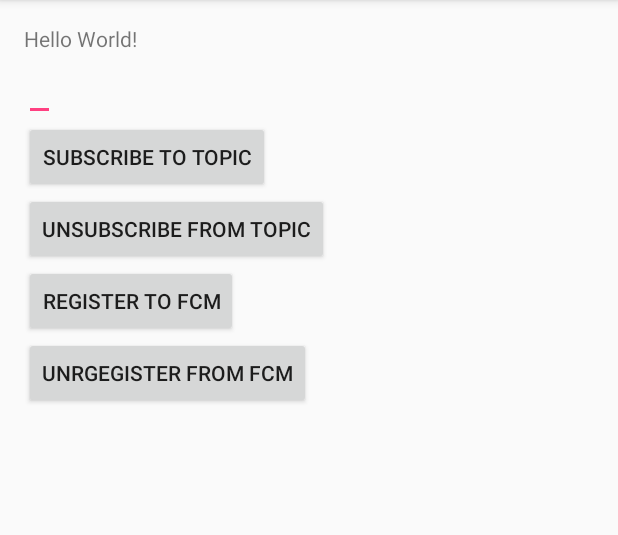
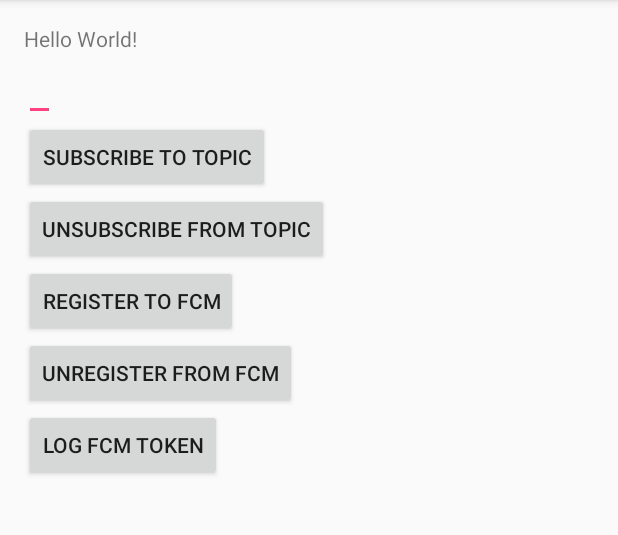
Before and after one commit to NielsMasdorp/fcmmessaging, an Android app: the screen it shows after launch (MainActivity), on a phone screen of 412 x 824 dp, the part 84-619 px from its top. Run offline under Robolectric (Android 15) with nearby library versions, the phone set to English and light mode, and no system bars; libraries missing offline, so code that uses them is left out: rx.android.schedulers, rx.schedulers.

Commit message:
added possibility to log FCM token

```diff
--- a/app/src/main/java/messaging/capaxit/nl/fcmmessaging/MainActivity.java
+++ b/app/src/main/java/messaging/capaxit/nl/fcmmessaging/MainActivity.java
@@ -47,6 +47,11 @@ public class MainActivity extends AppCompatActivity {
                 unregisterFromFcm();
             }
         });
+        findViewById(R.id.logFcmToken).setOnClickListener(new View.OnClickListener() {
+            public void onClick(View view) {
+                Log.i(TAG, FirebaseInstanceId.getInstance().getToken());
+            }
+        });
     }
 
     private void unregisterFromFcm() {
--- a/app/src/main/res/layout/activity_main.xml
+++ b/app/src/main/res/layout/activity_main.xml
@@ -37,7 +37,13 @@
 
     <Button
             android:id="@+id/unregisterFromFcm"
-            android:text="Unrgegister from FCM"
+            android:text="Unregister from FCM"
+            android:layout_width="wrap_content"
+            android:layout_height="wrap_content"/>
+
+    <Button
+            android:id="@+id/logFcmToken"
+            android:text="Log FCM token"
             android:layout_width="wrap_content"
             android:layout_height="wrap_content"/>
 </LinearLayout>
```
